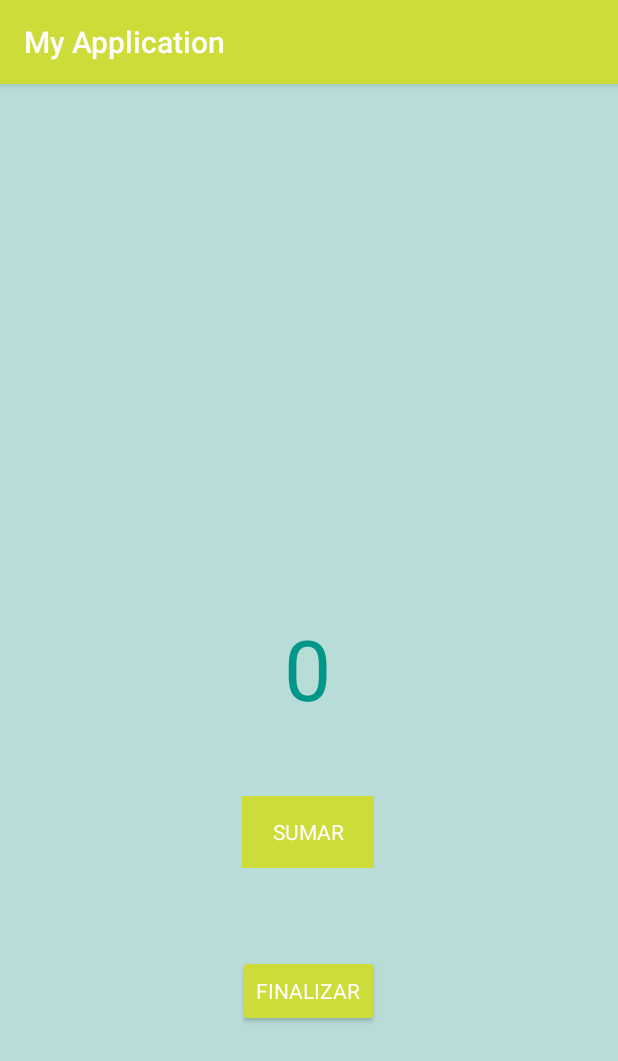
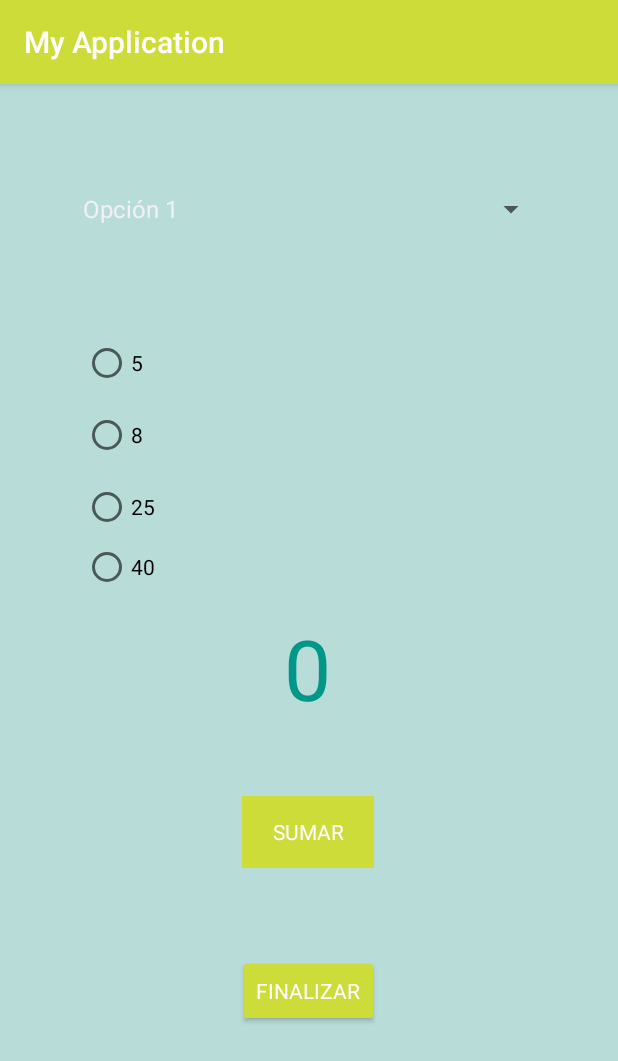
Before and after one commit to NicoleBahamonMartinez/ExampleApplication13092022, an Android app: the MainActivity2 screen opened directly, with no data from a screen before it, on a phone screen of 412 x 824 dp. Shown: the top 1061 px of the screen. Run offline under Robolectric (Android 15) with nearby library versions, the phone set to English and light mode, and no system bars; Roboto replaces fonts that are not available here.

Commit message:
Cambios realizados en la clase del 20 de Septiembre

```diff
--- a/app/src/main/java/com/example/myapplication/view/MainActivity2.java
+++ b/app/src/main/java/com/example/myapplication/view/MainActivity2.java
@@ -5,22 +5,28 @@ import androidx.appcompat.app.AppCompatActivity;
 import android.content.Intent;
 import android.os.Bundle;
 import android.view.View;
+import android.widget.AdapterView;
+import android.widget.ArrayAdapter;
+import android.widget.RadioGroup;
+import android.widget.Spinner;
 import android.widget.TextView;
 
 import com.example.myapplication.R;
 
 public class MainActivity2 extends AppCompatActivity {
-    Integer sumFinal;
+    Integer sumFinal = 0;
+    Integer multiplo = 1;
 
     @Override
     protected void onCreate(Bundle savedInstanceState) {
         super.onCreate(savedInstanceState);
         setContentView(R.layout.activity_main2);
+        TextView text1 = findViewById(R.id.textView2);
 
         findViewById(R.id.button2).setOnClickListener(new View.OnClickListener() {
             @Override
             public void onClick(View view) {
-                TextView text1 = findViewById(R.id.textView2);
+
                 Integer sum = Integer.parseInt((String) text1.getText());
                 sum ++;
                 text1.setText(String.valueOf(sum));
@@ -36,6 +42,56 @@ public class MainActivity2 extends AppCompatActivity {
             }
         });
 
+        Spinner spinner1 = findViewById(R.id.spinner2);
+        String[] opciones = {"Opción 1","Opción 2","Opción 3"};
+        Integer[] opcionesNum = {1,2,3};
+        ArrayAdapter<String> arrayAdapter1 = new ArrayAdapter<>(getApplicationContext(), android.R.layout.simple_spinner_item, opciones);
+        spinner1.setAdapter(arrayAdapter1);
+
+        spinner1.setOnItemSelectedListener(new AdapterView.OnItemSelectedListener() {
+            @Override
+            public void onItemSelected(AdapterView<?> adapterView, View view, int i, long l) {
+                multiplo = opcionesNum[i];
+                sumFinal = multiplo*sumFinal;
+                text1.setText(String.valueOf(sumFinal));
+            }
+
+            @Override
+            public void onNothingSelected(AdapterView<?> adapterView) {
+
+            }
+        });
+
+        RadioGroup r1 = findViewById(R.id.radioGroup1);
+        r1.setOnCheckedChangeListener(new RadioGroup.OnCheckedChangeListener() {
+            @Override
+            public void onCheckedChanged(RadioGroup radioGroup, int i) {
+                switch(i){
+                    case R.id.radioButton:
+                        sumFinal=5;
+                        break;
+                    case R.id.radioButton2:
+                        sumFinal = 8;
+                        break;
+                    case R.id.radioButton3:
+                        sumFinal = 25;
+                        break;
+                    case R.id.radioButton4:
+                        sumFinal = 40;
+                        break;
+
+                }
+                text1.setText(String.valueOf(sumFinal));
+            }
+        });
+
+
+
+
+
+
+
+
 
     }
 }
--- a/app/src/main/java/com/example/myapplication/view/MainActivity3.java
+++ b/app/src/main/java/com/example/myapplication/view/MainActivity3.java
@@ -3,6 +3,7 @@ package com.example.myapplication.view;
 import androidx.appcompat.app.AppCompatActivity;
 
 import android.os.Bundle;
+import android.widget.TextView;
 
 import com.example.myapplication.R;
 
@@ -12,5 +13,10 @@ public class MainActivity3 extends AppCompatActivity {
     protected void onCreate(Bundle savedInstanceState) {
         super.onCreate(savedInstanceState);
         setContentView(R.layout.activity_main3);
+        Bundle datos = getIntent().getExtras();
+        int num1 = datos.getInt("sum");
+
+        TextView textview3 = findViewById(R.id.textView3);
+        textview3.setText(String.valueOf(num1));
     }
 }
--- a/app/src/main/res/layout/activity_main2.xml
+++ b/app/src/main/res/layout/activity_main2.xml
@@ -55,4 +55,54 @@
         app:layout_constraintStart_toStartOf="parent"
         app:layout_constraintTop_toBottomOf="@+id/button2"
         app:layout_constraintVertical_bias="0.295" />
+
+    <Spinner
+        android:id="@+id/spinner2"
+        android:layout_width="317dp"
+        android:layout_height="29dp"
+        app:layout_constraintBottom_toTopOf="@+id/textView2"
+        app:layout_constraintEnd_toEndOf="parent"
+        app:layout_constraintStart_toStartOf="parent"
+        app:layout_constraintTop_toTopOf="parent"
+        app:layout_constraintVertical_bias="0.213" />
+
+    <RadioGroup
+        android:id="@+id/radioGroup1"
+        android:layout_width="300dp"
+        android:layout_height="187dp"
+        android:layout_marginTop="64dp"
+        app:layout_constraintEnd_toEndOf="parent"
+        app:layout_constraintHorizontal_bias="0.495"
+        app:layout_constraintStart_toStartOf="parent"
+        app:layout_constraintTop_toBottomOf="@+id/spinner2">
+
+        <RadioButton
+            android:id="@+id/radioButton"
+            android:layout_width="match_parent"
+            android:layout_height="wrap_content"
+            android:minHeight="48dp"
+            android:text="5" />
+
+        <RadioButton
+            android:id="@+id/radioButton2"
+            android:layout_width="match_parent"
+            android:layout_height="wrap_content"
+            android:minHeight="48dp"
+            android:text="8" />
+
+        <RadioButton
+            android:id="@+id/radioButton3"
+            android:layout_width="match_parent"
+            android:layout_height="wrap_content"
+            android:minHeight="48dp"
+            android:text="25"
+            tools:ignore="TouchTargetSizeCheck,TouchTargetSizeCheck" />
+
+        <RadioButton
+            android:id="@+id/radioButton4"
+            android:layout_width="match_parent"
+            android:layout_height="wrap_content"
+            android:text="40" />
+    </RadioGroup>
+
 </androidx.constraintlayout.widget.ConstraintLayout>
--- a/app/src/main/res/layout/activity_main3.xml
+++ b/app/src/main/res/layout/activity_main3.xml
@@ -25,6 +25,7 @@
         android:layout_marginTop="203dp"
         android:layout_marginEnd="188dp"
         android:text="TextView"
+        android:textSize="34sp"
         app:layout_constraintEnd_toEndOf="parent"
         app:layout_constraintStart_toStartOf="parent"
         app:layout_constraintTop_toTopOf="parent" />
```
